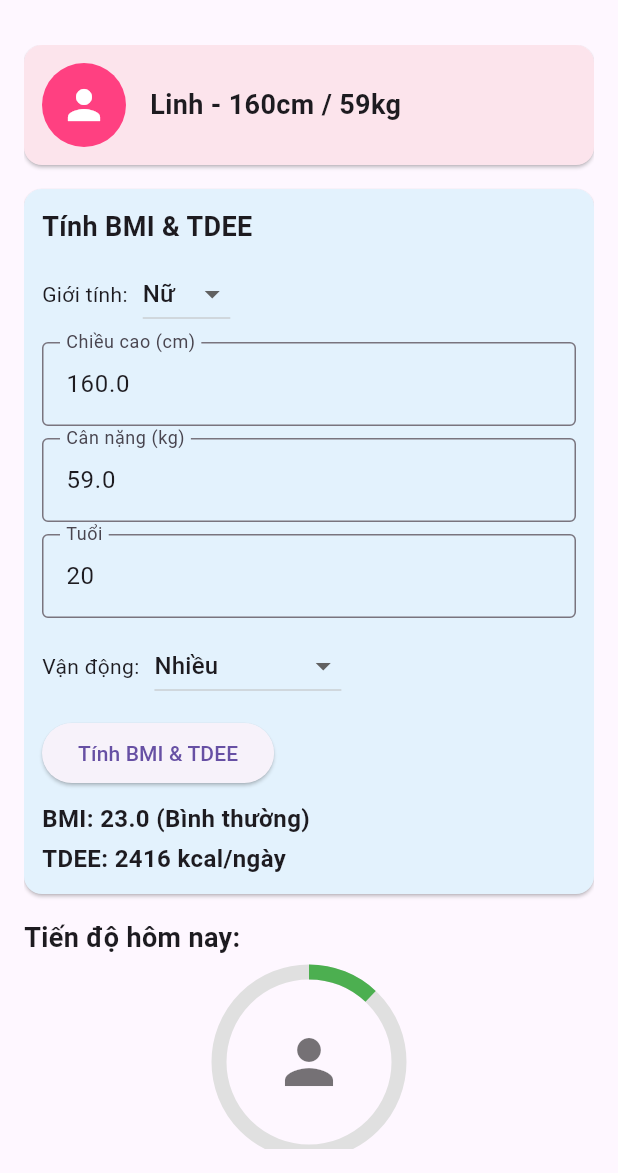
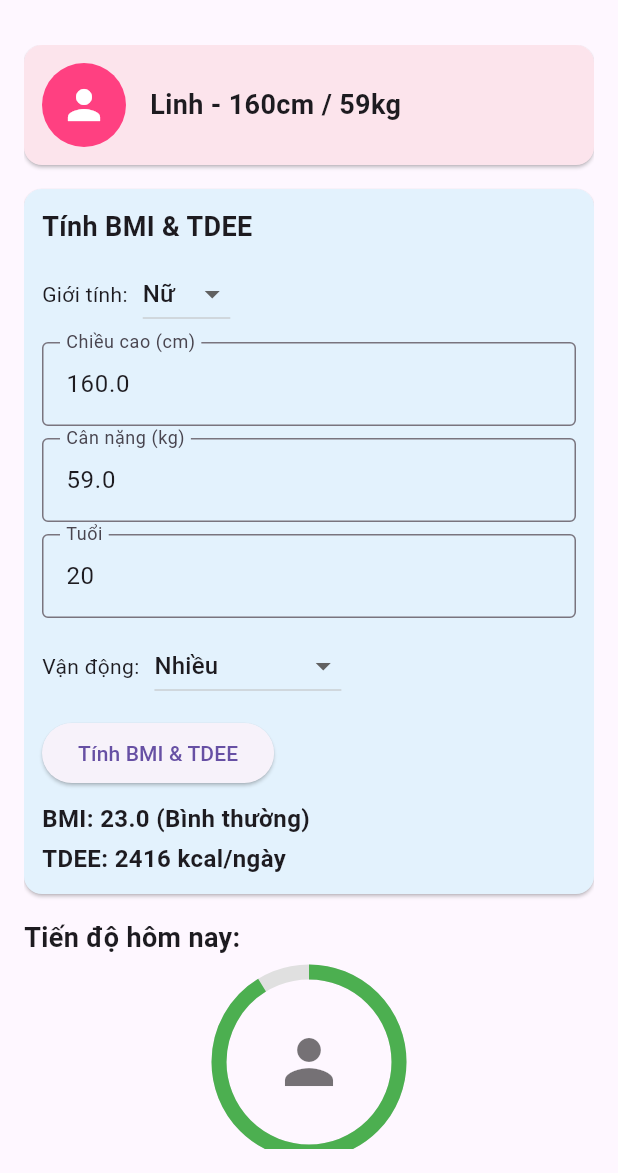
Before and after one commit to phuonglinh000/2025_LTTBDD_N04_Nhom_25, a Flutter app: the screen it shows after launch, after a tap on "Tính BMI & TDEE", on a phone screen of 412 x 824 dp, the part 63-1236 px from its top. Run offline on Flutter 3.47's test engine with Material 3 defaults, Android fonts, the phone set to English and light mode, and no system bars.

Commit message:
thanh tiến độ đổi màu

```diff
--- a/calories/lib/man_hinh_chinh.dart
+++ b/calories/lib/man_hinh_chinh.dart
@@ -18,7 +18,7 @@ class _man_hinh_chinhState extends State<man_hinh_chinh> {
 
 
   final List<Map<String, dynamic>> _meals = [
-    {'name': 'Chuối', 'calories': 85},
+    {'name': 'Chuối', 'calories': 2000},
     {'name': 'Cơm', 'calories': 130},
     {'name': 'Trứng luộc', 'calories': 75},
   ];
@@ -250,7 +250,10 @@ class _man_hinh_chinhState extends State<man_hinh_chinh> {
                           value: progress,
                           strokeWidth: 10,
                           backgroundColor: Colors.grey[300],
-                          color: progress < 0.7 ? Colors.green : Colors.orange,
+
+                          valueColor: AlwaysStoppedAnimation<Color>(
+                            progress < 0.9 ? Colors.amber : (progress <= 1.1 ? Colors.green : Colors.red)
+                          ),
                         ),
                       ),
 
```
